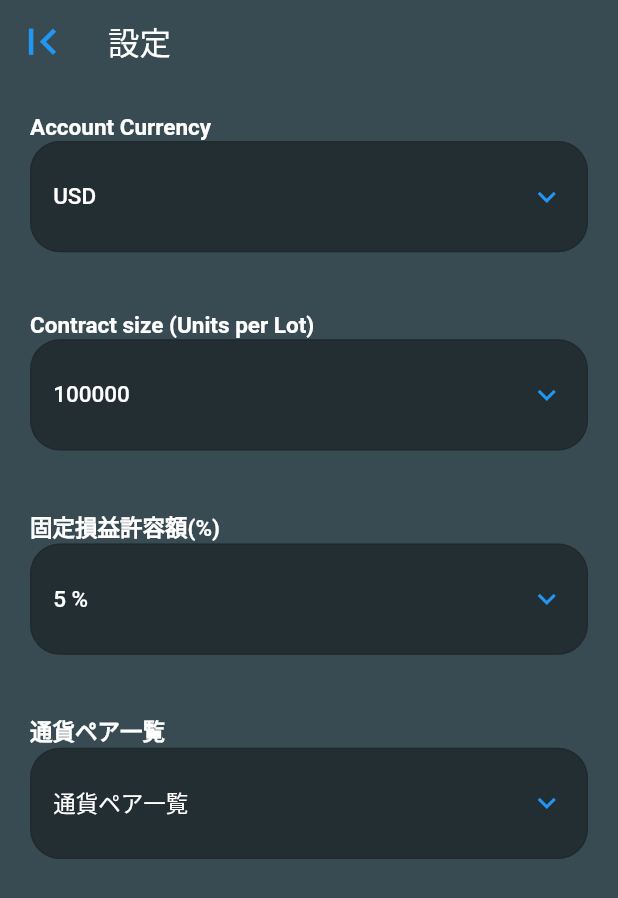
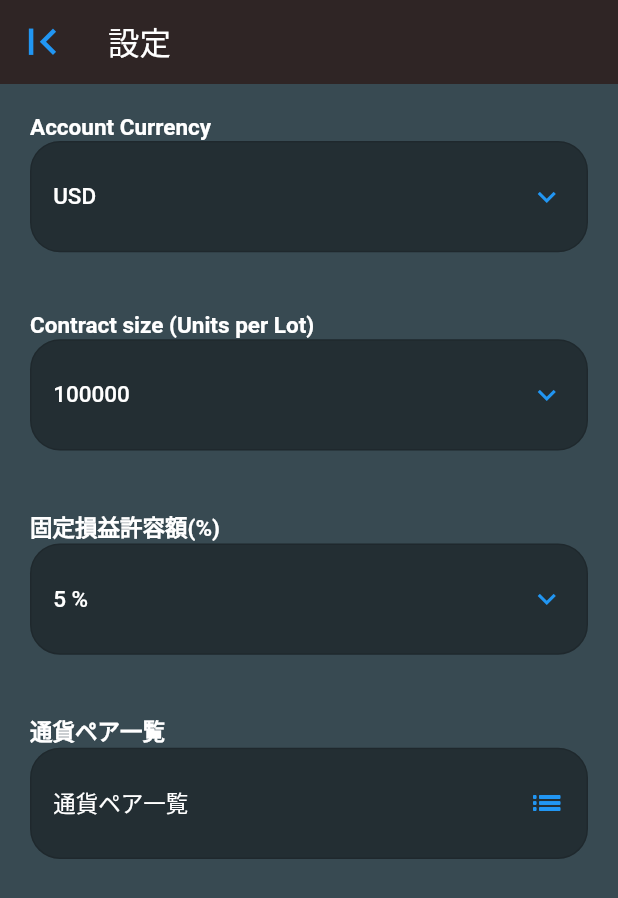
Before and after one commit to qoocalpis/FXLotCalculator_flutter, a Flutter app: the screen it shows after launch, after a tap on the "segment" icon, on a phone screen of 412 x 824 dp. Shown: the top 898 px of the screen. Run offline on Flutter 3.47's test engine with Material 2 defaults, Android fonts, the phone set to English and light mode, and no system bars; our stand-ins replace flutter_riverpod, freezed_annotation, isar, riverpod_annotation; missing offline and left inert: bottom_picker, d_chart; accounts and stored records are empty; generated files the repository leaves out were written again.

Commit message:
currencyPairListPageの作成中

```diff
--- a/lib/models/currency_pair_object.dart
+++ b/lib/models/currency_pair_object.dart
@@ -1,11 +1,11 @@
 class CurrencyPairObject {
-  List<String> defaultPairList = [
+  static const defaultPairList = [
     'USD/JPY',
     'EUR/USD',
     'GBP/JPY',
   ];
 
-  List<String> currencyPairList = [
+  static const currencyPairList = [
     'USD/JPY',
     'EUR/JPY',
     'AUD/JPY',
--- a/lib/pages/main_screen.dart
+++ b/lib/pages/main_screen.dart
@@ -35,7 +35,7 @@ class MainScreen extends ConsumerWidget {
               tabs: appTabs,
             ),
             title: Text(modelProvider.screenTitle),
-            backgroundColor: AppColor.appBarBgColor,
+            backgroundColor: AppColor.mainBgColor,
             centerTitle: true,
             leading: IconButton(
               icon: const Icon(
--- a/lib/pages/setting_page.dart
+++ b/lib/pages/setting_page.dart
@@ -4,6 +4,7 @@ import 'package:flutter_riverpod/flutter_riverpod.dart';
 import 'package:lot_size_calculator_app/models/user_model.dart';
 import 'package:lot_size_calculator_app/pages/widgets/setting_cell.dart';
 import 'package:lot_size_calculator_app/provider/user_controller.dart';
+import 'package:lot_size_calculator_app/utils/colors.dart';
 import 'package:lot_size_calculator_app/utils/setting_constants.dart';
 
 class SettingPage extends ConsumerWidget {
@@ -21,7 +22,8 @@ class SettingPage extends ConsumerWidget {
       backgroundColor: const Color.fromARGB(255, 56, 74, 82),
       appBar: AppBar(
         elevation: 0,
-        backgroundColor: const Color.fromARGB(255, 56, 74, 82),
+        backgroundColor:
+            AppColor.mainBgColor, //const Color.fromARGB(255, 56, 74, 82),
         leading: IconButton(
           onPressed: () {
             Navigator.of(context).pop();
@@ -58,7 +60,7 @@ class SettingPage extends ConsumerWidget {
           const SettingCell(
             title: '通貨ペア一覧',
             text: '通貨ペア一覧',
-            icon: Icon(Icons.expand_more_outlined),
+            icon: Icon(Icons.list_outlined),
             onClickedType: OnClickedType.navigator,
           ),
         ],
--- a/lib/pages/widgets/setting_cell.dart
+++ b/lib/pages/widgets/setting_cell.dart
@@ -1,6 +1,7 @@
 import 'package:bottom_picker/bottom_picker.dart';
 import 'package:flutter/material.dart';
 import 'package:flutter_riverpod/flutter_riverpod.dart';
+import 'package:lot_size_calculator_app/pages/currency_pair_list_page.dart';
 import 'package:lot_size_calculator_app/provider/user_controller.dart';
 import 'package:lot_size_calculator_app/utils/setting_constants.dart';
 import 'package:lot_size_calculator_app/utils/sizes.dart';
@@ -102,7 +103,7 @@ class SettingCell extends ConsumerWidget {
                 Navigator.of(context).push(
                   MaterialPageRoute<void>(
                     builder: (BuildContext context) {
-                      return Text('A');
+                      return const CurrencyPairListPage();
                     },
                   ),
                 );
--- a/lib/services/isar_services.dart
+++ b/lib/services/isar_services.dart
@@ -40,9 +40,8 @@ class IsarService {
 
     //デフォルトでUser,CurrencyPairコレクションにObjectを挿入
     if (userId == null) {
-      final currencyPairObject = CurrencyPairObject();
-      final currencyPairsList = currencyPairObject.currencyPairList;
-      final defaultPairs = currencyPairObject.defaultPairList;
+      const currencyPairsList = CurrencyPairObject.currencyPairList;
+      const defaultPairs = CurrencyPairObject.defaultPairList;
 
       final user = User()
         ..pair = 'USD/JPY'
--- a/lib/utils/colors.dart
+++ b/lib/utils/colors.dart
@@ -14,4 +14,5 @@ class AppColor {
   static Color chartBarBgColor = Colors.white;
   static Color riskRewardRatioPageBgColor =
       const Color.fromARGB(255, 78, 78, 78);
+  static Color mainBgColor = const Color.fromARGB(255, 47, 37, 37);
 }
```
Also changed, not shown: lib/pages/currency_pair_list_page.dart (added, +40 -0 lines).
